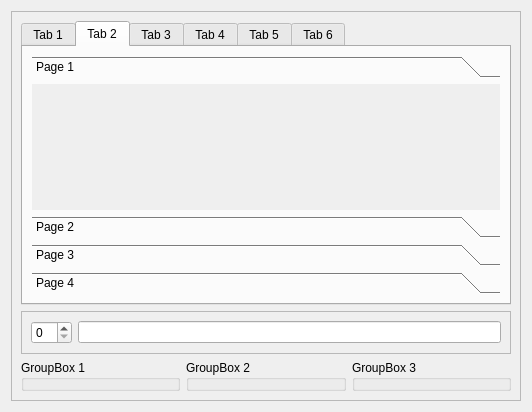
This is Qt/my_programm/_For_tests/src/for_tests_mainbox_gui/src/ui/for_tests_mainbox_gui.ui in RinatB2017/mega_GIT as Qt 5 draws it before an edit. The edited form follows.
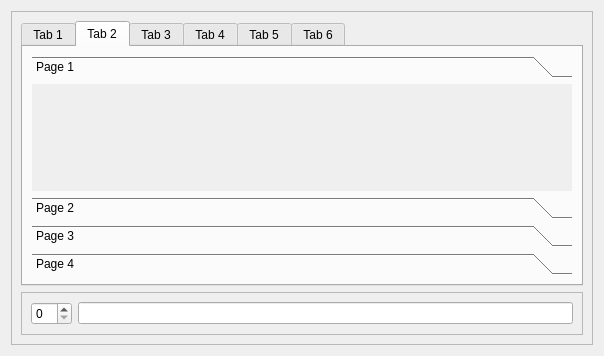
This is the edited form. The open tabs and pages were chosen to show the change. Icons and pictures are not drawn. Custom widgets are drawn as their Qt base class.

Diff of the .ui file:
```diff
--- a/Qt/my_programm/_For_tests/src/for_tests_mainbox_gui/src/ui/for_tests_mainbox_gui.ui
+++ b/Qt/my_programm/_For_tests/src/for_tests_mainbox_gui/src/ui/for_tests_mainbox_gui.ui
@@ -2,14 +2,6 @@
 <ui version="4.0">
  <class>MainBox_GUI</class>
  <widget class="QWidget" name="MainBox_GUI">
-  <property name="geometry">
-   <rect>
-    <x>0</x>
-    <y>0</y>
-    <width>532</width>
-    <height>412</height>
-   </rect>
-  </property>
   <layout class="QHBoxLayout" name="horizontalLayout">
    <item>
     <widget class="QFrame" name="main_frame">
@@ -61,8 +53,8 @@
               <rect>
                <x>0</x>
                <y>0</y>
-               <width>98</width>
-               <height>28</height>
+               <width>100</width>
+               <height>30</height>
               </rect>
              </property>
              <attribute name="icon">
@@ -241,31 +233,6 @@
         </layout>
        </widget>
       </item>
-      <item>
-       <layout class="QHBoxLayout" name="horizontalLayout_3">
-        <item>
-         <widget class="QGroupBox" name="gb_1">
-          <property name="title">
-           <string>GroupBox 1</string>
-          </property>
-         </widget>
-        </item>
-        <item>
-         <widget class="QGroupBox" name="gb_2">
-          <property name="title">
-           <string>GroupBox 2</string>
-          </property>
-         </widget>
-        </item>
-        <item>
-         <widget class="QGroupBox" name="gb_3">
-          <property name="title">
-           <string>GroupBox 3</string>
-          </property>
-         </widget>
-        </item>
-       </layout>
-      </item>
      </layout>
     </widget>
    </item>
```
Left out of the diff: 10 changed lines with no effect on the pictures.
